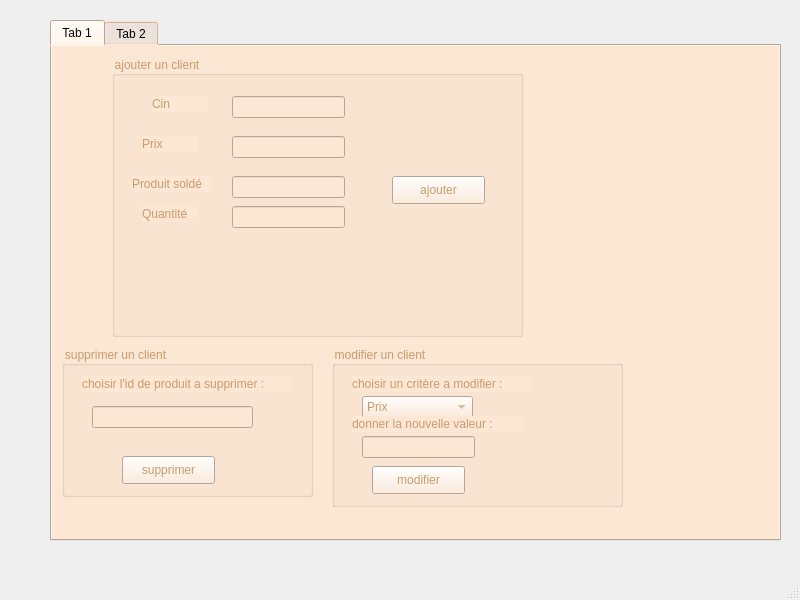
guir0t/Smart-Beauty-Center-2A15, file mainwindow.ui: the form before one commit.
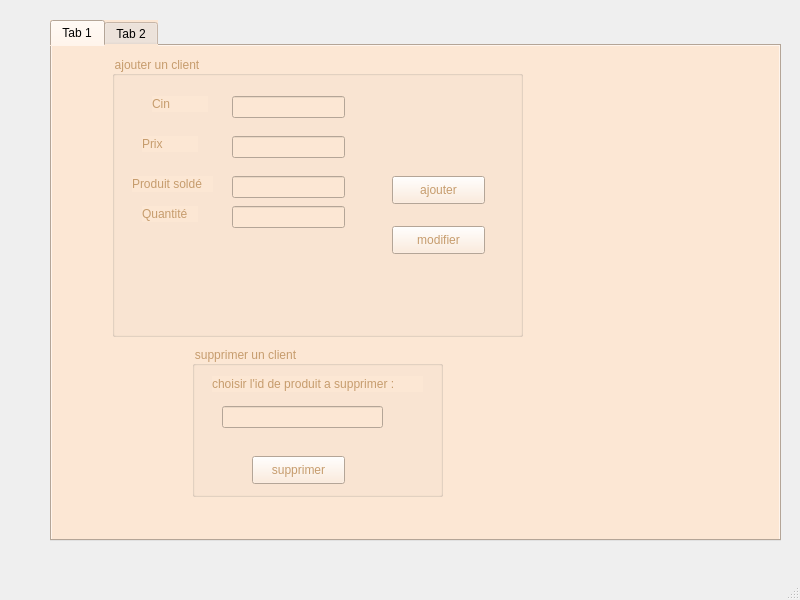
The form after the commit.

Patch:
```diff
--- a/mainwindow.ui
+++ b/mainwindow.ui
@@ -154,11 +154,24 @@
         <string>ajouter</string>
        </property>
       </widget>
+      <widget class="QPushButton" name="pushButton_modifier">
+       <property name="geometry">
+        <rect>
+         <x>280</x>
+         <y>170</y>
+         <width>93</width>
+         <height>28</height>
+        </rect>
+       </property>
+       <property name="text">
+        <string>modifier</string>
+       </property>
+      </widget>
      </widget>
      <widget class="QGroupBox" name="groupBox_2">
       <property name="geometry">
        <rect>
-        <x>10</x>
+        <x>140</x>
         <y>300</y>
         <width>251</width>
         <height>151</height>
@@ -207,91 +220,6 @@
        </property>
       </widget>
      </widget>
-     <widget class="QGroupBox" name="groupBox_3">
-      <property name="geometry">
-       <rect>
-        <x>280</x>
-        <y>300</y>
-        <width>291</width>
-        <height>161</height>
-       </rect>
-      </property>
-      <property name="styleSheet">
-       <string notr="true">color: rgb(198, 156, 109);</string>
-      </property>
-      <property name="title">
-       <string>modifier un client</string>
-      </property>
-      <widget class="QLabel" name="label_12">
-       <property name="geometry">
-        <rect>
-         <x>20</x>
-         <y>30</y>
-         <width>181</width>
-         <height>16</height>
-        </rect>
-       </property>
-       <property name="text">
-        <string>choisir un critère a modifier :</string>
-       </property>
-      </widget>
-      <widget class="QComboBox" name="comboBox_2">
-       <property name="geometry">
-        <rect>
-         <x>30</x>
-         <y>50</y>
-         <width>111</width>
-         <height>22</height>
-        </rect>
-       </property>
-       <item>
-        <property name="text">
-         <string>Prix</string>
-        </property>
-       </item>
-       <item>
-        <property name="text">
-         <string>Quantité</string>
-        </property>
-       </item>
-      </widget>
-      <widget class="QLabel" name="label_13">
-       <property name="geometry">
-        <rect>
-         <x>20</x>
-         <y>70</y>
-         <width>171</width>
-         <height>16</height>
-        </rect>
-       </property>
-       <property name="text">
-        <string>donner la nouvelle valeur :</string>
-       </property>
-      </widget>
-      <widget class="QLineEdit" name="lineEdit_11">
-       <property name="geometry">
-        <rect>
-         <x>30</x>
-         <y>90</y>
-         <width>113</width>
-         <height>22</height>
-        </rect>
-       </property>
-      </widget>
-      <widget class="QPushButton" name="pushButton_3">
-       <property name="geometry">
-        <rect>
-         <x>40</x>
-         <y>120</y>
-         <width>93</width>
-         <height>28</height>
-        </rect>
-       </property>
-       <property name="text">
-        <string>modifier</string>
-       </property>
-      </widget>
-     </widget>
     </widget>
     <widget class="QWidget" name="tab_2">
      <attribute name="title">
```
